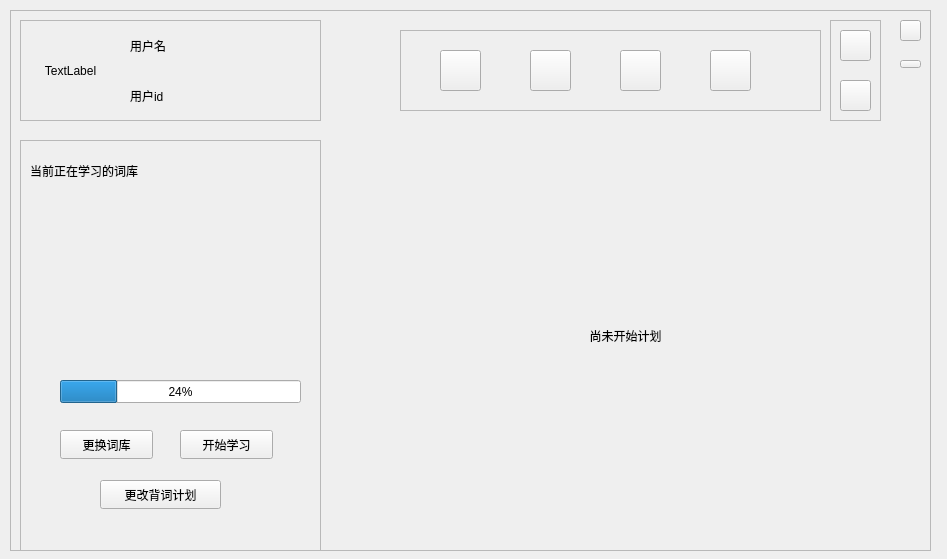
Old version of the form student_main.ui in the repository duoaidaoc/word-memorize-software.
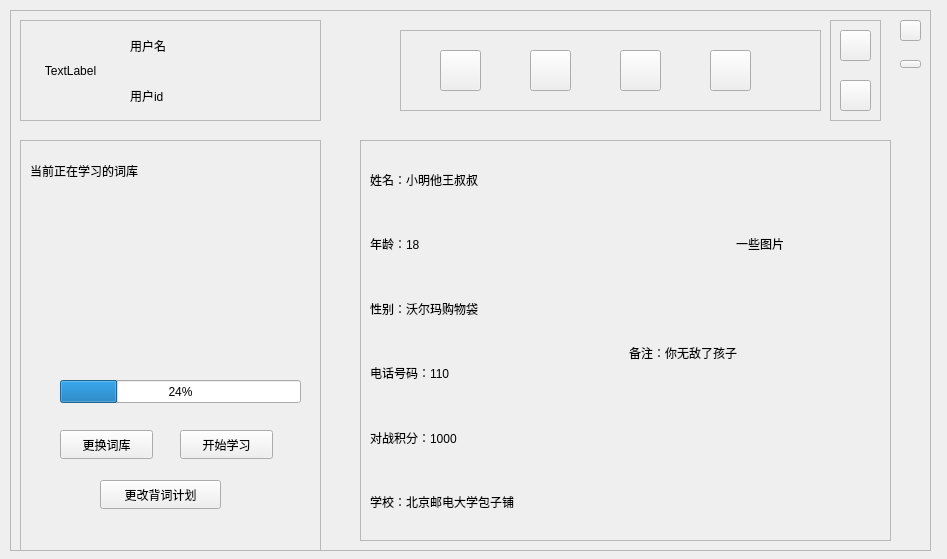
New version of the form.

The edit to the form file:
```diff
--- a/student_main.ui
+++ b/student_main.ui
@@ -151,7 +151,7 @@
      </rect>
     </property>
     <property name="currentIndex">
-     <number>0</number>
+     <number>2</number>
     </property>
     <widget class="QWidget" name="page_3">
      <widget class="QLabel" name="label_6">
@@ -202,6 +202,122 @@
       </widget>
      </widget>
     </widget>
+    <widget class="QWidget" name="page_7">
+     <widget class="QFrame" name="frame">
+      <property name="geometry">
+       <rect>
+        <x>10</x>
+        <y>10</y>
+        <width>531</width>
+        <height>401</height>
+       </rect>
+      </property>
+      <property name="frameShape">
+       <enum>QFrame::StyledPanel</enum>
+      </property>
+      <property name="frameShadow">
+       <enum>QFrame::Raised</enum>
+      </property>
+      <widget class="QWidget" name="">
+       <property name="geometry">
+        <rect>
+         <x>10</x>
+         <y>10</y>
+         <width>511</width>
+         <height>381</height>
+        </rect>
+       </property>
+       <layout class="QVBoxLayout" name="verticalLayout">
+        <item>
+         <layout class="QGridLayout" name="gridLayout">
+          <item row="0" column="0">
+           <widget class="QLabel" name="label_4">
+            <property name="text">
+             <string>姓名：小明他王叔叔</string>
+            </property>
+           </widget>
+          </item>
+          <item row="0" column="2" rowspan="3">
+           <widget class="QLabel" name="label_12">
+            <property name="text">
+             <string>一些图片</string>
+            </property>
+            <property name="alignment">
+             <set>Qt::AlignCenter</set>
+            </property>
+           </widget>
+          </item>
+          <item row="1" column="0">
+           <widget class="QLabel" name="label_5">
+            <property name="text">
+             <string>年龄：18</string>
+            </property>
+           </widget>
+          </item>
+          <item row="1" column="1">
+           <spacer name="horizontalSpacer">
+            <property name="orientation">
+             <enum>Qt::Vertical</enum>
+            </property>
+            <property name="sizeType">
+             <enum>QSizePolicy::Preferred</enum>
+            </property>
+            <property name="sizeHint" stdset="0">
+             <size>
+              <width>20</width>
+              <height>40</height>
+             </size>
+            </property>
+           </spacer>
+          </item>
+          <item row="2" column="0">
+           <widget class="QLabel" name="label_7">
+            <property name="text">
+             <string>性别：沃尔玛购物袋</string>
+            </property>
+           </widget>
+          </item>
+         </layout>
+        </item>
+        <item>
+         <layout class="QGridLayout" name="gridLayout_2">
+          <item row="0" column="0">
+           <widget class="QLabel" name="label_8">
+            <property name="text">
+             <string>电话号码：110</string>
+            </property>
+           </widget>
+          </item>
+          <item row="0" column="1" rowspan="3">
+           <widget class="QLabel" name="label_11">
+            <property name="text">
+             <string>备注：你无敌了孩子</string>
+            </property>
+            <property name="alignment">
+             <set>Qt::AlignLeading|Qt::AlignLeft|Qt::AlignTop</set>
+            </property>
+           </widget>
+          </item>
+          <item row="1" column="0">
+           <widget class="QLabel" name="label_9">
+            <property name="text">
+             <string>对战积分：1000</string>
+            </property>
+           </widget>
+          </item>
+          <item row="2" column="0">
+           <widget class="QLabel" name="label_10">
+            <property name="text">
+             <string>学校：北京邮电大学包子铺</string>
+            </property>
+           </widget>
+          </item>
+         </layout>
+        </item>
+       </layout>
+      </widget>
+     </widget>
+    </widget>
    </widget>
    <widget class="QFrame" name="info_frame">
     <property name="geometry">
```
